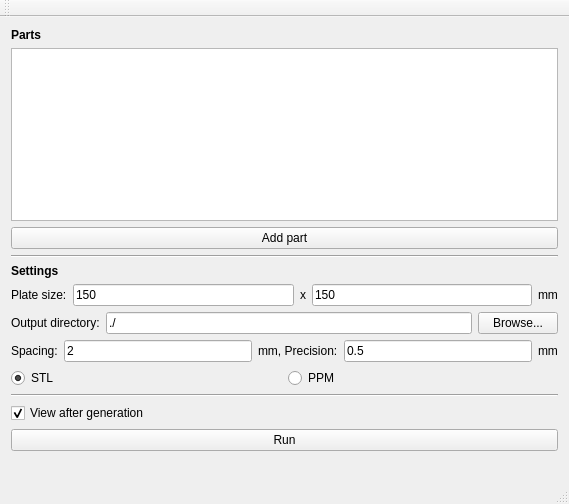
The window that gui/mainwindow.ui (RobotsWar/Plater) describes before a commit, drawn with Qt 5.
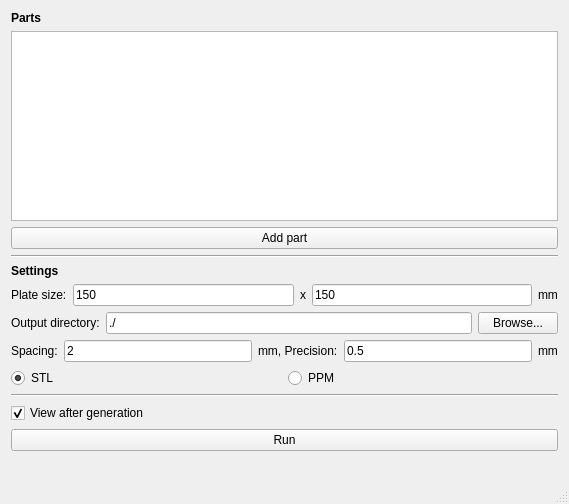
The same window after the commit.

Commit message: Removing useless bars

The edit to the form file:
```diff
--- a/gui/mainwindow.ui
+++ b/gui/mainwindow.ui
@@ -228,17 +228,6 @@
    </property>
   </widget>
   <widget class="QStatusBar" name="statusBar"/>
-  <widget class="QToolBar" name="toolBar">
-   <property name="windowTitle">
-    <string>toolBar</string>
-   </property>
-   <attribute name="toolBarArea">
-    <enum>TopToolBarArea</enum>
-   </attribute>
-   <attribute name="toolBarBreak">
-    <bool>false</bool>
-   </attribute>
-  </widget>
  </widget>
  <layoutdefault spacing="6" margin="11"/>
  <resources/>
```
Left out of the diff: 10 changed lines with no effect on the pictures.
